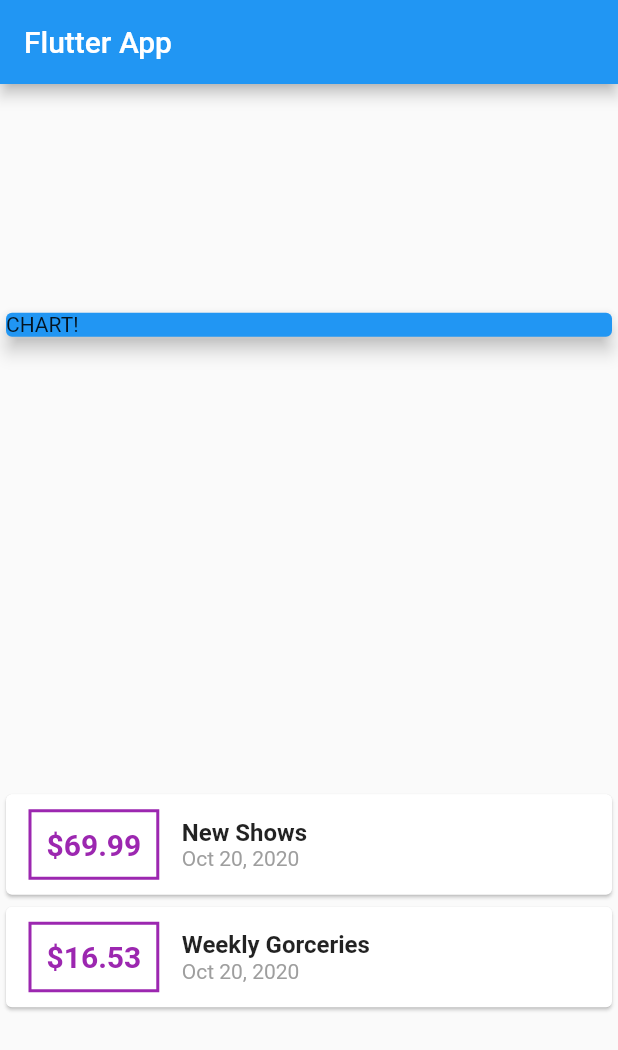
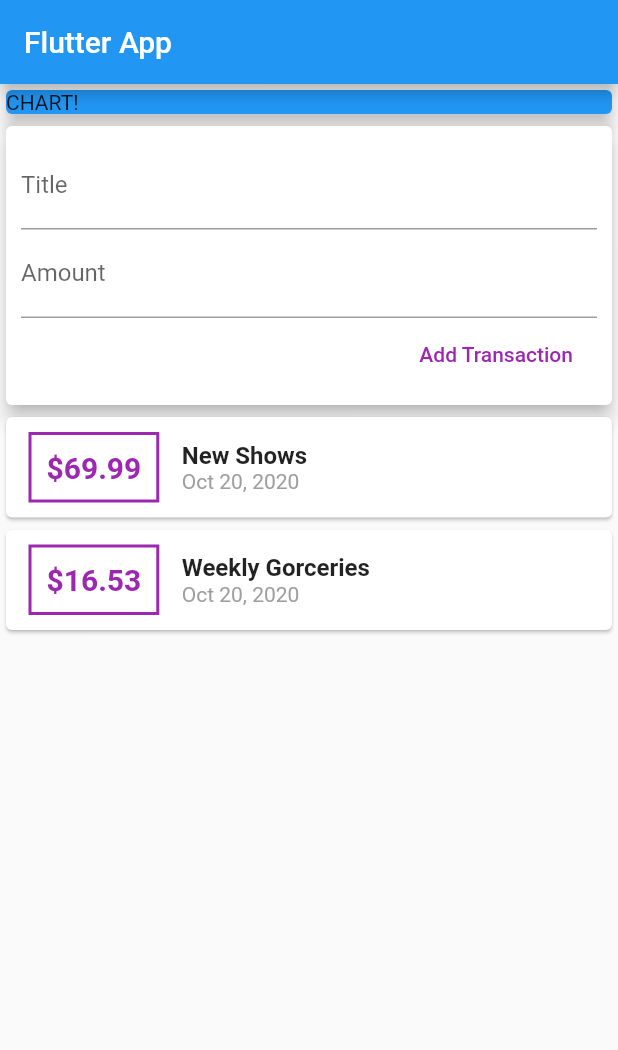
Before and after one commit to J-Rod22/personal_expenses, a Flutter app: the screen it shows after launch, on a phone screen of 412 x 824 dp. Shown: the top 1050 px of the screen. Run offline on Flutter 3.47's test engine with Material 2 defaults, Android fonts, the phone set to English and light mode, and no system bars.

Commit message:
83. addint textfield

```diff
--- a/lib/main.dart
+++ b/lib/main.dart
@@ -38,7 +38,6 @@ class MyHomePage extends StatelessWidget {
         title: Text('Flutter App'),
       ),
       body: Column(
-        mainAxisAlignment: MainAxisAlignment.spaceAround,
         crossAxisAlignment: CrossAxisAlignment.stretch,
         children: <Widget>[
           Container(
@@ -47,6 +46,32 @@ class MyHomePage extends StatelessWidget {
               color: Colors.blue,
               child: Text('CHART!'),
               elevation: 5,
+            ),
+          ),
+          Card(
+            elevation: 5,
+            child: Container(
+              padding: EdgeInsets.all(10),
+              child: Column(
+                crossAxisAlignment: CrossAxisAlignment.end,
+                children: <Widget>[
+                  TextField(
+                    decoration: InputDecoration(
+                      labelText: 'Title',
+                    ),
+                  ),
+                  TextField(
+                    decoration: InputDecoration(
+                      labelText: 'Amount',
+                    ),
+                  ),
+                  FlatButton(
+                    child: Text('Add Transaction'),
+                    textColor: Colors.purple,
+                    onPressed: () {},
+                  ),
+                ],
+              ),
             ),
           ),
           Column(
```
